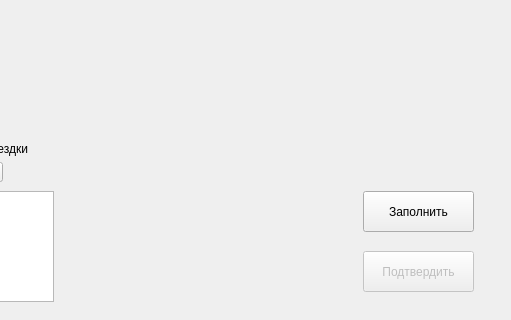
Qt form administrative_18_37/interface_form_18_37.ui (ZinchenkoEgor0205/customs) before a commit; both pictures show x 807 to 1318 and y 549 to 869 of the 1318 by 869 pixel window.
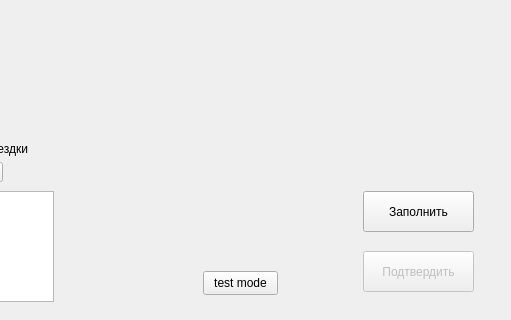
The same form after that commit.

```diff
--- a/administrative_18_37/interface_form_18_37.ui
+++ b/administrative_18_37/interface_form_18_37.ui
@@ -968,6 +968,19 @@
     <bool>false</bool>
    </property>
   </widget>
+  <widget class="QPushButton" name="testmode_btn">
+   <property name="geometry">
+    <rect>
+     <x>1010</x>
+     <y>820</y>
+     <width>75</width>
+     <height>24</height>
+    </rect>
+   </property>
+   <property name="text">
+    <string>test mode</string>
+   </property>
+  </widget>
  </widget>
  <tabstops>
   <tabstop>criminal_name_field</tabstop>
```
